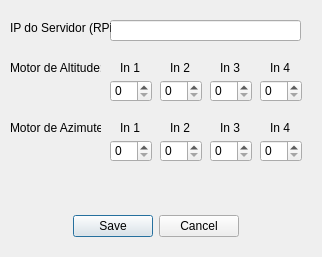
This is config/config_ui.ui in teuxsd16/telescopioRpi as Qt 5 draws it before an edit. The edited form follows.
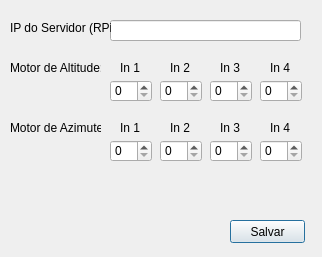
This is the edited form.

What changed in the file:
```diff
--- a/config/config_ui.ui
+++ b/config/config_ui.ui
@@ -13,26 +13,7 @@
   <property name="windowTitle">
    <string>telescopioRpi - Configurações</string>
   </property>
-  <widget class="QDialogButtonBox" name="buttonBox">
-   <property name="geometry">
-    <rect>
-     <x>20</x>
-     <y>210</y>
-     <width>271</width>
-     <height>32</height>
-    </rect>
-   </property>
-   <property name="orientation">
-    <enum>Qt::Horizontal</enum>
-   </property>
-   <property name="standardButtons">
-    <set>QDialogButtonBox::Cancel|QDialogButtonBox::Save</set>
-   </property>
-   <property name="centerButtons">
-    <bool>true</bool>
-   </property>
-  </widget>
-  <widget class="QLineEdit" name="lineEdit">
+  <widget class="QLineEdit" name="tx_ip">
    <property name="geometry">
     <rect>
      <x>110</x>
@@ -265,6 +246,19 @@
     <string>In 3</string>
    </property>
   </widget>
+  <widget class="QPushButton" name="bt_salvar">
+   <property name="geometry">
+    <rect>
+     <x>230</x>
+     <y>220</y>
+     <width>75</width>
+     <height>23</height>
+    </rect>
+   </property>
+   <property name="text">
+    <string>Salvar</string>
+   </property>
+  </widget>
  </widget>
  <tabstops>
   <tabstop>buttonBox</tabstop>
```
Left out of the diff: 70 changed lines with no effect on the pictures.
